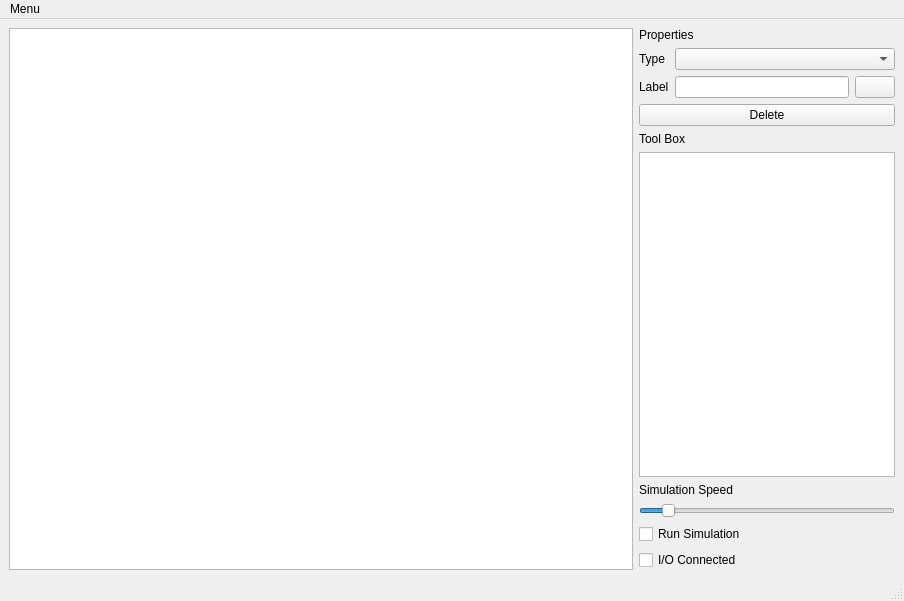
Old version of the form gatesim/ui/gatesim.ui in the repository IGBC/L-CAD.
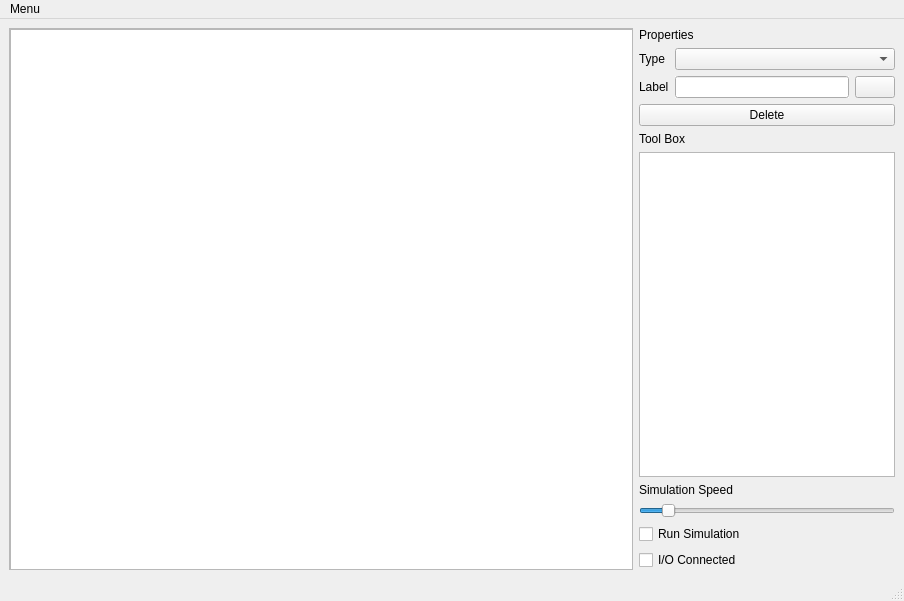
New version of the form. Icons and pictures are not drawn.

```diff
--- a/gatesim/ui/gatesim.ui
+++ b/gatesim/ui/gatesim.ui
@@ -20,15 +20,44 @@
    <bool>false</bool>
   </property>
   <widget class="QWidget" name="centralwidget">
-   <layout class="QHBoxLayout" name="horizontalLayout_3">
+   <layout class="QHBoxLayout" name="horizontalLayout">
     <item>
-     <widget class="QGraphicsView" name="graphicsView">
+     <widget class="QScrollArea" name="scrollArea">
       <property name="sizePolicy">
-       <sizepolicy hsizetype="Preferred" vsizetype="Preferred">
+       <sizepolicy hsizetype="MinimumExpanding" vsizetype="Expanding">
         <horstretch>9</horstretch>
-        <verstretch>0</verstretch>
+        <verstretch>9</verstretch>
        </sizepolicy>
       </property>
+      <property name="widgetResizable">
+       <bool>true</bool>
+      </property>
+      <widget class="QWidget" name="scrollAreaWidgetContents">
+       <property name="geometry">
+        <rect>
+         <x>0</x>
+         <y>0</y>
+         <width>620</width>
+         <height>528</height>
+        </rect>
+       </property>
+       <widget class="QGraphicsView" name="graphicsView">
+        <property name="geometry">
+         <rect>
+          <x>0</x>
+          <y>0</y>
+          <width>1920</width>
+          <height>1080</height>
+         </rect>
+        </property>
+        <property name="sizePolicy">
+         <sizepolicy hsizetype="MinimumExpanding" vsizetype="MinimumExpanding">
+          <horstretch>0</horstretch>
+          <verstretch>0</verstretch>
+         </sizepolicy>
+        </property>
+       </widget>
+      </widget>
      </widget>
     </item>
     <item>
@@ -75,7 +104,11 @@
         <item row="2" column="1">
          <layout class="QHBoxLayout" name="horizontalLayout_2">
           <item>
-           <widget class="QLineEdit" name="gateLabelEdit"/>
+           <widget class="QLineEdit" name="gateLabelEdit">
+            <property name="autoFillBackground">
+             <bool>true</bool>
+            </property>
+           </widget>
           </item>
           <item>
            <widget class="QPushButton" name="gateLabelClearButton">
@@ -106,7 +139,7 @@
            <string>Delete</string>
           </property>
           <property name="icon">
-           <iconset theme="window-close">
+           <iconset theme="edit-delete">
             <normaloff/>
            </iconset>
           </property>
@@ -192,7 +225,7 @@
      <x>0</x>
      <y>0</y>
      <width>904</width>
-     <height>31</height>
+     <height>27</height>
     </rect>
    </property>
    <widget class="QMenu" name="menuFile">
@@ -263,6 +296,11 @@
    </property>
   </action>
   <action name="actionConnection_Manager">
+   <property name="icon">
+    <iconset theme="network-connect">
+     <normaloff/>
+    </iconset>
+   </property>
    <property name="text">
     <string>Connection Manager</string>
    </property>
```
